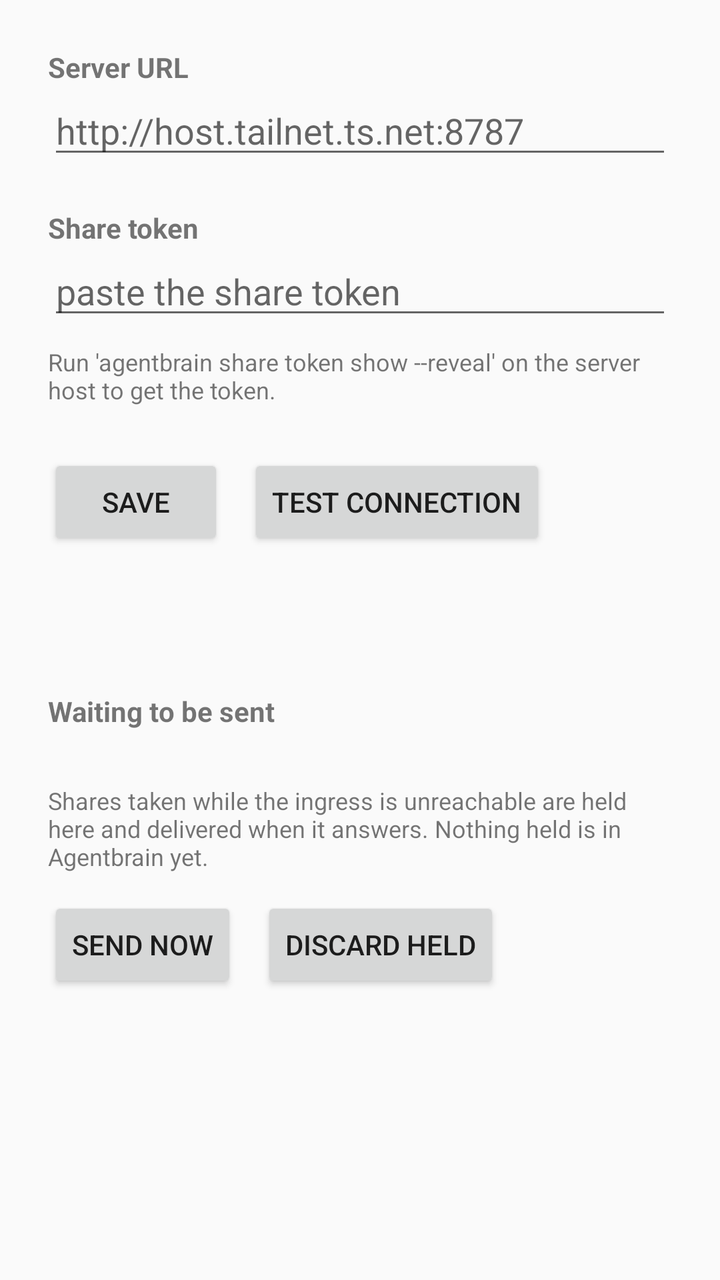
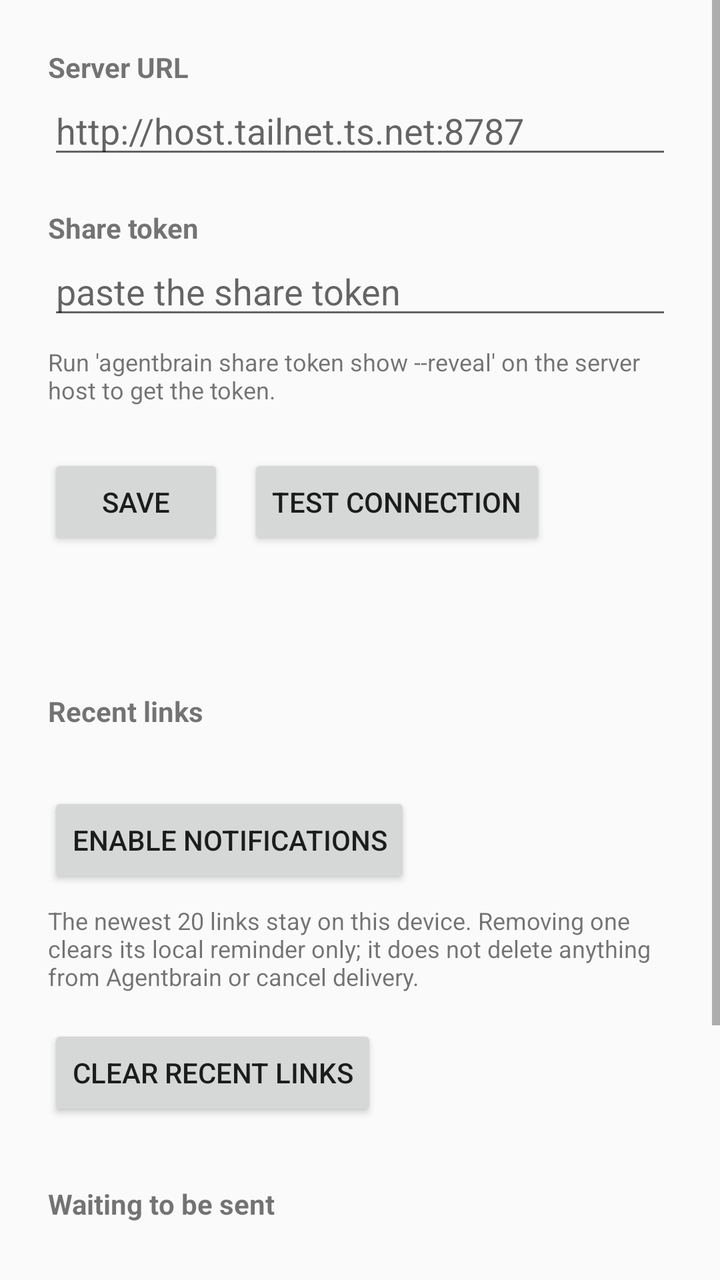

The first picture is an Android layout as it rendered before a commit; the second is the same layout after the commit. The layout source and the unified diff follow.
<!-- AndroidManifest.xml: application theme Theme.AppCompat.DayNight -->
<!-- res/layout/activity_settings.xml -->
<?xml version="1.0" encoding="utf-8"?>
<ScrollView xmlns:android="http://schemas.android.com/apk/res/android"
    android:layout_width="match_parent"
    android:layout_height="match_parent">

    <LinearLayout
        android:layout_width="match_parent"
        android:layout_height="wrap_content"
        android:orientation="vertical"
        android:padding="24dp">

        <TextView
            android:layout_width="match_parent"
            android:layout_height="wrap_content"
            android:text="@string/server_url_label"
            android:textStyle="bold" />

        <EditText
            android:id="@+id/server_url"
            android:layout_width="match_parent"
            android:layout_height="wrap_content"
            android:hint="@string/server_url_hint"
            android:importantForAutofill="no"
            android:inputType="textUri" />

        <TextView
            android:layout_width="match_parent"
            android:layout_height="wrap_content"
            android:layout_marginTop="20dp"
            android:text="@string/token_label"
            android:textStyle="bold" />

        <EditText
            android:id="@+id/token"
            android:layout_width="match_parent"
            android:layout_height="wrap_content"
            android:hint="@string/token_hint"
            android:importantForAutofill="no"
            android:inputType="textPassword" />

        <TextView
            android:layout_width="match_parent"
            android:layout_height="wrap_content"
            android:layout_marginTop="8dp"
            android:text="@string/setup_hint"
            android:textSize="12sp" />

        <LinearLayout
            android:layout_width="match_parent"
            android:layout_height="wrap_content"
            android:layout_marginTop="24dp"
            android:orientation="horizontal">

            <Button
                android:id="@+id/save"
                android:layout_width="wrap_content"
                android:layout_height="wrap_content"
                android:text="@string/save" />

            <Button
                android:id="@+id/test"
                android:layout_width="wrap_content"
                android:layout_height="wrap_content"
                android:layout_marginStart="12dp"
                android:text="@string/test" />
        </LinearLayout>

        <TextView
            android:id="@+id/status"
            android:layout_width="match_parent"
            android:layout_height="wrap_content"
            android:layout_marginTop="20dp" />

        <TextView
            android:layout_width="match_parent"
            android:layout_height="wrap_content"
            android:layout_marginTop="32dp"
            android:text="@string/outbox_heading"
            android:textStyle="bold" />

        <TextView
            android:id="@+id/outbox_status"
            android:layout_width="match_parent"
            android:layout_height="wrap_content"
            android:layout_marginTop="4dp" />

        <TextView
            android:layout_width="match_parent"
            android:layout_height="wrap_content"
            android:layout_marginTop="4dp"
            android:text="@string/outbox_hint"
            android:textSize="12sp" />

        <LinearLayout
            android:layout_width="match_parent"
            android:layout_height="wrap_content"
            android:layout_marginTop="12dp"
            android:orientation="horizontal">

            <Button
                android:id="@+id/outbox_send"
                android:layout_width="wrap_content"
                android:layout_height="wrap_content"
                android:text="@string/outbox_send_now" />

            <Button
                android:id="@+id/outbox_discard"
                android:layout_width="wrap_content"
                android:layout_height="wrap_content"
                android:layout_marginStart="12dp"
                android:text="@string/outbox_discard" />
        </LinearLayout>

        <TextView
            android:id="@+id/outbox_dropped"
            android:layout_width="match_parent"
            android:layout_height="wrap_content"
            android:layout_marginTop="16dp"
            android:textSize="12sp" />
    </LinearLayout>
</ScrollView>
<!-- resources referenced by this layout -->
<resources>
  <string name="outbox_discard">Discard held</string>
  <string name="outbox_heading">Waiting to be sent</string>
  <string name="outbox_hint">Shares taken while the ingress is unreachable are held here and delivered when it answers. Nothing held is in Agentbrain yet.</string>
  <string name="outbox_send_now">Send now</string>
  <string name="save">Save</string>
  <string name="server_url_hint">http://host.tailnet.ts.net:8787</string>
  <string name="server_url_label">Server URL</string>
  <string name="setup_hint">Run \'agentbrain share token show --reveal\' on the server host to get the token.</string>
  <string name="test">Test connection</string>
  <string name="token_hint">paste the share token</string>
  <string name="token_label">Share token</string>
</resources>

<!-- the commit's change to res/layout/activity_settings.xml (unified diff, before → after) -->
@@ -75,6 +75,47 @@
             android:layout_width="match_parent"
             android:layout_height="wrap_content"
             android:layout_marginTop="32dp"
+            android:text="@string/recent_heading"
+            android:textStyle="bold" />
+
+        <TextView
+            android:id="@+id/recent_notification_status"
+            android:layout_width="match_parent"
+            android:layout_height="wrap_content"
+            android:layout_marginTop="4dp" />
+
+        <Button
+            android:id="@+id/recent_enable_notifications"
+            android:layout_width="wrap_content"
+            android:layout_height="wrap_content"
+            android:layout_marginTop="8dp"
+            android:text="@string/recent_enable_notifications" />
+
+        <TextView
+            android:layout_width="match_parent"
+            android:layout_height="wrap_content"
+            android:layout_marginTop="8dp"
+            android:text="@string/recent_hint"
+            android:textSize="12sp" />
+
+        <LinearLayout
+            android:id="@+id/recent_links"
+            android:layout_width="match_parent"
+            android:layout_height="wrap_content"
+            android:layout_marginTop="8dp"
+            android:orientation="vertical" />
+
+        <Button
+            android:id="@+id/recent_clear"
+            android:layout_width="wrap_content"
+            android:layout_height="wrap_content"
+            android:layout_marginTop="8dp"
+            android:text="@string/recent_clear" />
+
+        <TextView
+            android:layout_width="match_parent"
+            android:layout_height="wrap_content"
+            android:layout_marginTop="32dp"
             android:text="@string/outbox_heading"
             android:textStyle="bold" />
 
<!-- resource entries referenced after the edit -->
@@ -4,6 +4,10 @@
   <string name="outbox_heading">Waiting to be sent</string>
   <string name="outbox_hint">Shares taken while the ingress is unreachable are held here and delivered when it answers. Nothing held is in Agentbrain yet.</string>
   <string name="outbox_send_now">Send now</string>
+  <string name="recent_clear">Clear recent links</string>
+  <string name="recent_enable_notifications">Enable notifications</string>
+  <string name="recent_heading">Recent links</string>
+  <string name="recent_hint">The newest 20 links stay on this device. Removing one clears its local reminder only; it does not delete anything from Agentbrain or cancel delivery.</string>
   <string name="save">Save</string>
   <string name="server_url_hint">http://host.tailnet.ts.net:8787</string>
   <string name="server_url_label">Server URL</string>
